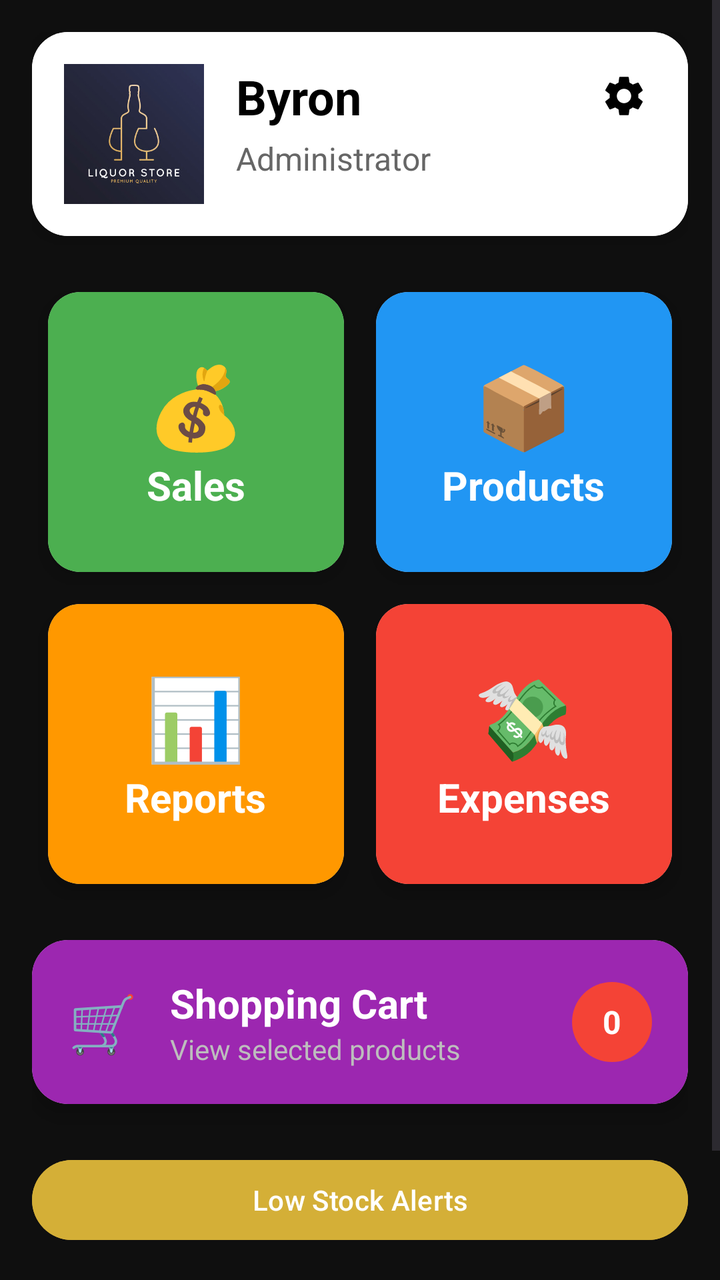
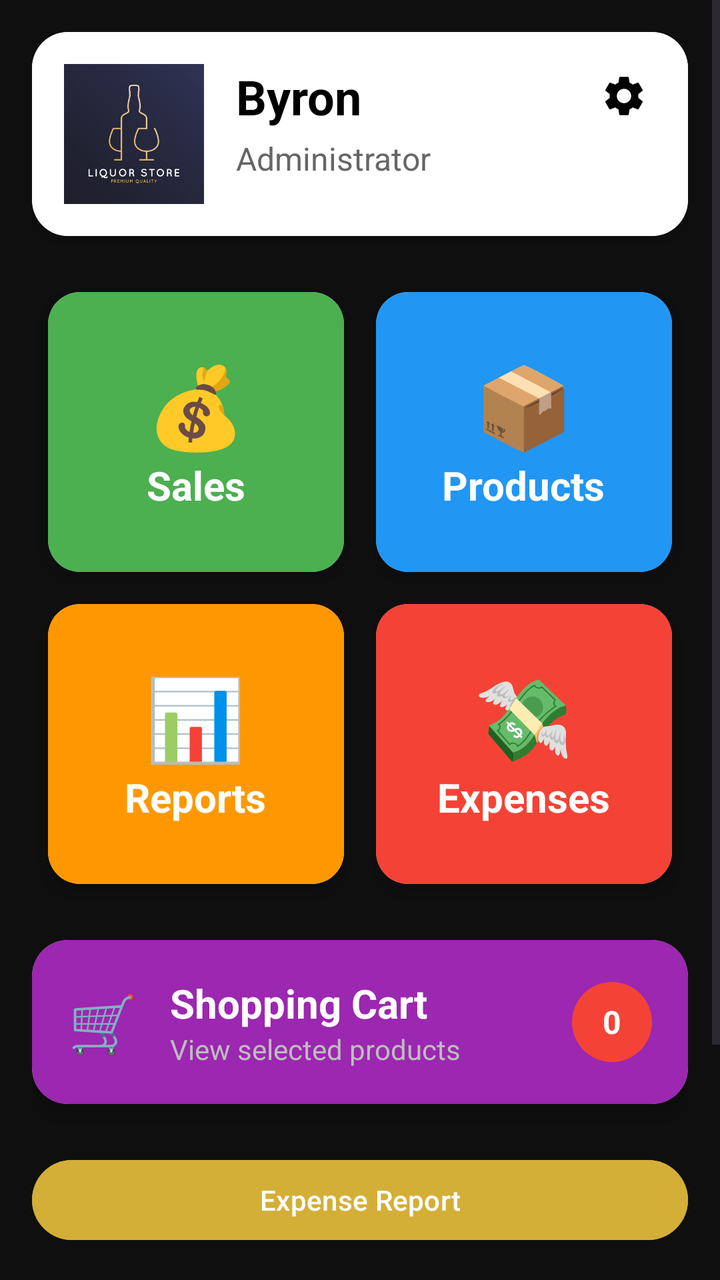

An Android layout rendered at two revisions. The XML below is the earlier revision; the diff shows what the commit changed to produce the second picture.
<!-- AndroidManifest.xml: application theme Theme._10 -->
<!-- res/layout/activity_dashboard.xml -->
<?xml version="1.0" encoding="utf-8"?>
<ScrollView xmlns:android="http://schemas.android.com/apk/res/android"
    xmlns:app="http://schemas.android.com/apk/res-auto"
    xmlns:tools="http://schemas.android.com/tools"
    android:layout_width="match_parent"
    android:layout_height="match_parent"
    android:background="#0F0F0F"
    tools:context="Activities.DashboardActivity">

    <LinearLayout
        android:layout_width="match_parent"
        android:layout_height="wrap_content"
        android:orientation="vertical"
        android:padding="16dp">

        
        <androidx.cardview.widget.CardView
            android:layout_width="match_parent"
            android:layout_height="wrap_content"
            android:layout_marginBottom="20dp"
            app:cardCornerRadius="18dp"
            app:cardElevation="6dp">

            <RelativeLayout
                android:layout_width="match_parent"
                android:layout_height="wrap_content"
                android:padding="16dp"
                android:background="#FFFFFF">

                
                <com.google.android.material.imageview.ShapeableImageView
                    android:id="@+id/imgProfile"
                    android:layout_width="70dp"
                    android:layout_height="70dp"
                    android:src="@drawable/dropper"
                    android:scaleType="centerCrop"
                    app:shapeAppearanceOverlay="@style/ProfileImageRounded" />

                
                <TextView
                    android:id="@+id/tvUsername"
                    android:layout_width="wrap_content"
                    android:layout_height="wrap_content"
                    android:layout_toEndOf="@id/imgProfile"
                    android:layout_marginStart="16dp"
                    android:text="Byron"
                    android:textSize="24sp"
                    android:textStyle="bold"
                    android:textColor="#000000" />

                
                <TextView
                    android:id="@+id/tvRole"
                    android:layout_width="wrap_content"
                    android:layout_height="wrap_content"
                    android:layout_below="@id/tvUsername"
                    android:layout_toEndOf="@id/imgProfile"
                    android:layout_marginStart="16dp"
                    android:layout_marginTop="4dp"
                    android:text="Administrator"
                    android:textSize="16sp"
                    android:textColor="#666666" />

                
                <ImageView
                    android:id="@+id/imgSettings"
                    android:layout_width="32dp"
                    android:layout_height="32dp"
                    android:layout_alignParentEnd="true"
                    android:src="@drawable/ic_settings"
                    android:padding="4dp" />



            </RelativeLayout>
        </androidx.cardview.widget.CardView>

        
        <GridLayout
            android:layout_width="match_parent"
            android:layout_height="wrap_content"
            android:columnCount="2">

            
            <androidx.cardview.widget.CardView
                android:id="@+id/cardSales"
                android:layout_width="0dp"
                android:layout_height="140dp"
                android:layout_columnWeight="1"
                android:layout_margin="8dp"
                app:cardCornerRadius="16dp"
                app:cardElevation="6dp">

                <LinearLayout
                    android:layout_width="match_parent"
                    android:layout_height="match_parent"
                    android:gravity="center"
                    android:orientation="vertical"
                    android:background="#4CAF50">

                    <TextView
                        android:text="💰"
                        android:textSize="40sp"
                        android:layout_width="wrap_content"
                        android:layout_height="wrap_content" />

                    <TextView
                        android:text="Sales"
                        android:textColor="#FFFFFF"
                        android:textSize="20sp"
                        android:textStyle="bold"
                        android:layout_width="wrap_content"
                        android:layout_height="wrap_content" />
                </LinearLayout>
            </androidx.cardview.widget.CardView>

            
            <androidx.cardview.widget.CardView
                android:id="@+id/cardProducts"
                android:layout_width="0dp"
                android:layout_height="140dp"
                android:layout_columnWeight="1"
                android:layout_margin="8dp"
                app:cardCornerRadius="16dp"
                app:cardElevation="6dp">

                <LinearLayout
                    android:layout_width="match_parent"
                    android:layout_height="match_parent"
                    android:gravity="center"
                    android:orientation="vertical"
                    android:background="#2196F3">

                    <TextView
                        android:text="📦"
                        android:textSize="40sp"
                        android:layout_width="wrap_content"
                        android:layout_height="wrap_content" />

                    <TextView
                        android:text="Products"
                        android:textColor="#FFFFFF"
                        android:textSize="20sp"
                        android:textStyle="bold"
                        android:layout_width="wrap_content"
                        android:layout_height="wrap_content" />
                </LinearLayout>
            </androidx.cardview.widget.CardView>

            
            <androidx.cardview.widget.CardView
                android:id="@+id/cardReports"
                android:layout_width="0dp"
                android:layout_height="140dp"
                android:layout_columnWeight="1"
                android:layout_margin="8dp"
                app:cardCornerRadius="16dp"
                app:cardElevation="6dp">

                <LinearLayout
                    android:layout_width="match_parent"
                    android:layout_height="match_parent"
                    android:gravity="center"
                    android:orientation="vertical"
                    android:background="#FF9800">

                    <TextView
                        android:text="📊"
                        android:textSize="40sp"
                        android:layout_width="wrap_content"
                        android:layout_height="wrap_content" />

                    <TextView
                        android:text="Reports"
                        android:textColor="#FFFFFF"
                        android:textSize="20sp"
                        android:textStyle="bold"
                        android:layout_width="wrap_content"
                        android:layout_height="wrap_content" />
                </LinearLayout>
            </androidx.cardview.widget.CardView>

            
            <androidx.cardview.widget.CardView
                android:id="@+id/cardExpenses"
                android:layout_width="0dp"
                android:layout_height="140dp"
                android:layout_columnWeight="1"
                android:layout_margin="8dp"
                app:cardCornerRadius="16dp"
                app:cardElevation="6dp">

                <LinearLayout
                    android:layout_width="match_parent"
                    android:layout_height="match_parent"
                    android:gravity="center"
                    android:orientation="vertical"
                    android:background="#F44336">

                    <TextView
                        android:text="💸"
                        android:textSize="40sp"
                        android:layout_width="wrap_content"
                        android:layout_height="wrap_content" />

                    <TextView
                        android:text="Expenses"
                        android:textColor="#FFFFFF"
                        android:textSize="20sp"
                        android:textStyle="bold"
                        android:layout_width="wrap_content"
                        android:layout_height="wrap_content" />
                </LinearLayout>
            </androidx.cardview.widget.CardView>

        </GridLayout>
        <androidx.cardview.widget.CardView
            android:layout_width="match_parent"
            android:layout_height="wrap_content"
            android:layout_marginTop="20dp"
            app:cardCornerRadius="18dp"
            app:cardElevation="6dp">

            <LinearLayout
                android:id="@+id/cardCart"
                android:layout_width="match_parent"
                android:layout_height="wrap_content"
                android:orientation="horizontal"
                android:gravity="center_vertical"
                android:padding="18dp"
                android:background="#9C27B0">

                
                <TextView
                    android:layout_width="wrap_content"
                    android:layout_height="wrap_content"
                    android:text="🛒"
                    android:textSize="28sp"/>

                
                <LinearLayout
                    android:layout_width="0dp"
                    android:layout_height="wrap_content"
                    android:layout_weight="1"
                    android:orientation="vertical"
                    android:layout_marginStart="16dp">

                    <TextView
                        android:layout_width="wrap_content"
                        android:layout_height="wrap_content"
                        android:text="@string/shopping_cart"
                        android:textColor="#FFFFFF"
                        android:textSize="20sp"
                        android:textStyle="bold"/>

                    <TextView
                        android:layout_width="wrap_content"
                        android:layout_height="wrap_content"
                        android:text="@string/view_selected_products"
                        android:textColor="#BDBDBD"
                        android:textSize="14sp"/>
                </LinearLayout>

                <TextView
                    android:id="@+id/tvCartCount"
                    android:layout_width="40dp"
                    android:layout_height="40dp"
                    android:gravity="center"
                    android:text="0"
                    android:textColor="#FFFFFF"
                    android:textStyle="bold"
                    android:textSize="16sp"
                    android:background="@drawable/cart_badge_background"/>

            </LinearLayout>



        </androidx.cardview.widget.CardView>
        <Button
            android:id="@+id/btnLowStock"
            android:layout_width="match_parent"
            android:layout_height="wrap_content"
            android:text="@string/low_stock_alerts"
            android:layout_marginTop="24dp"
            android:backgroundTint="#D4AF37"/>
        <Button
            android:id="@+id/btnLogout"
            android:layout_width="match_parent"
            android:layout_height="wrap_content"
            android:text="@string/logout"
            android:textAllCaps="false"
            android:textSize="18sp"
            android:layout_marginTop="24dp"
            android:backgroundTint="#D4AF37"/>

    </LinearLayout>

</ScrollView>
<!-- resources referenced by this layout -->
<resources>
  <!-- drawable cart_badge_background (drawable) -->
  <?xml version="1.0" encoding="utf-8"?>
  <shape xmlns:android="http://schemas.android.com/apk/res/android"
      android:shape="oval">
  
      <solid android:color="#F44336"/>
  
  </shape>
  <!-- drawable dropper: jpg bitmap (drawable, 13710 bytes) -->
  <!-- drawable ic_settings (drawable) -->
  <vector android:height="24dp" android:tint="#000000"
      android:viewportHeight="24" android:viewportWidth="24"
      android:width="24dp" xmlns:android="http://schemas.android.com/apk/res/android">
      <path android:fillColor="@android:color/white" android:pathData="M19.14,12.94c0.04,-0.3 0.06,-0.61 0.06,-0.94c0,-0.32 -0.02,-0.64 -0.07,-0.94l2.03,-1.58c0.18,-0.14 0.23,-0.41 0.12,-0.61l-1.92,-3.32c-0.12,-0.22 -0.37,-0.29 -0.59,-0.22l-2.39,0.96c-0.5,-0.38 -1.03,-0.7 -1.62,-0.94L14.4,2.81c-0.04,-0.24 -0.24,-0.41 -0.48,-0.41h-3.84c-0.24,0 -0.43,0.17 -0.47,0.41L9.25,5.35C8.66,5.59 8.12,5.92 7.63,6.29L5.24,5.33c-0.22,-0.08 -0.47,0 -0.59,0.22L2.74,8.87C2.62,9.08 2.66,9.34 2.86,9.48l2.03,1.58C4.84,11.36 4.8,11.69 4.8,12s0.02,0.64 0.07,0.94l-2.03,1.58c-0.18,0.14 -0.23,0.41 -0.12,0.61l1.92,3.32c0.12,0.22 0.37,0.29 0.59,0.22l2.39,-0.96c0.5,0.38 1.03,0.7 1.62,0.94l0.36,2.54c0.05,0.24 0.24,0.41 0.48,0.41h3.84c0.24,0 0.44,-0.17 0.47,-0.41l0.36,-2.54c0.59,-0.24 1.13,-0.56 1.62,-0.94l2.39,0.96c0.22,0.08 0.47,0 0.59,-0.22l1.92,-3.32c0.12,-0.22 0.07,-0.47 -0.12,-0.61L19.14,12.94zM12,15.6c-1.98,0 -3.6,-1.62 -3.6,-3.6s1.62,-3.6 3.6,-3.6s3.6,1.62 3.6,3.6S13.98,15.6 12,15.6z"/>
  </vector>
  <string name="logout">Logout</string>
  <string name="low_stock_alerts">Low Stock Alerts</string>
  <string name="shopping_cart">Shopping Cart</string>
  <string name="view_selected_products">View selected products</string>
  <style name="ProfileImageRounded">style</style>
  <style name="Theme._10" parent="Base.Theme._10" />
  <style name="Base.Theme._10" parent="Theme.Material3.DayNight.NoActionBar">
          
          
      </style>
</resources>

<!-- the commit's change to res/layout/activity_dashboard.xml (unified diff, before → after) -->
@@ -278,6 +278,13 @@
 
         </androidx.cardview.widget.CardView>
         <Button
+            android:id="@+id/btnExpense"
+            android:layout_width="match_parent"
+            android:layout_height="wrap_content"
+            android:text="Expense Report"
+            android:layout_marginTop="24dp"
+            android:backgroundTint="#D4AF37"/>
+        <Button
             android:id="@+id/btnLowStock"
             android:layout_width="match_parent"
             android:layout_height="wrap_content"
